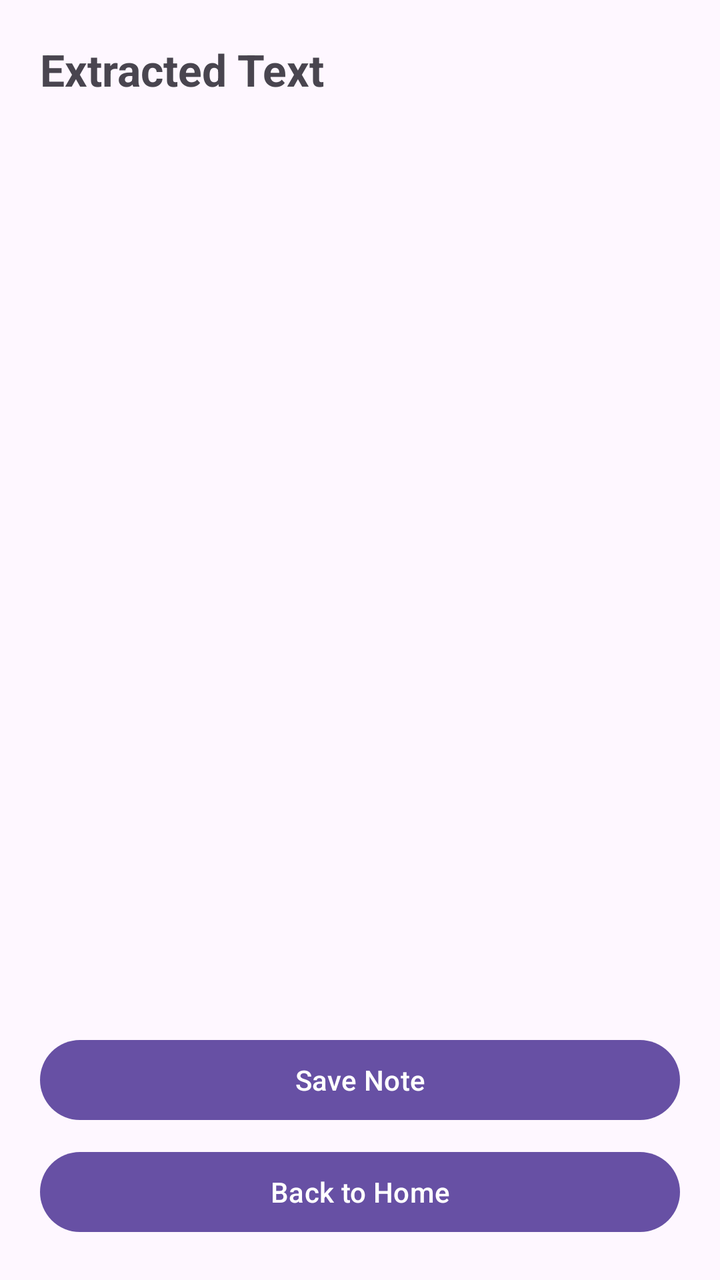
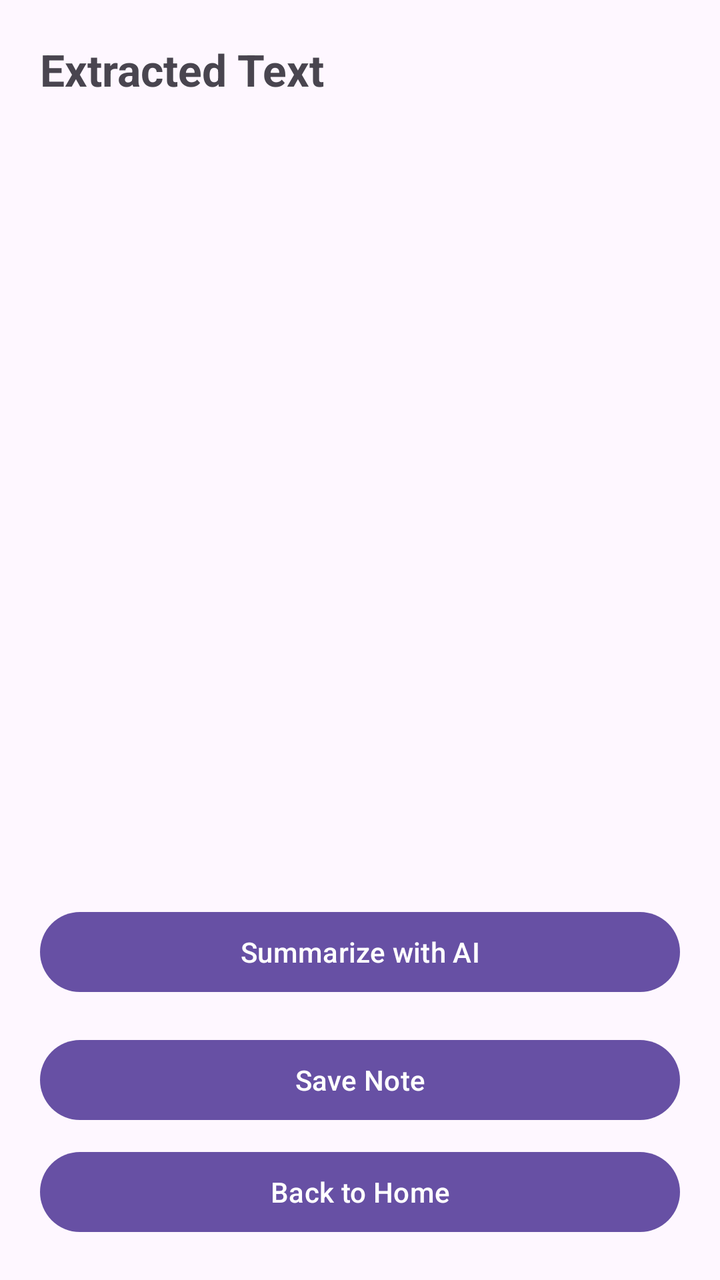

Screens rendered from an Android XML layout before and after an edit, with the pre-edit source and the edit as a unified diff.
<!-- AndroidManifest.xml: application theme Theme.Scanlern -->
<!-- res/layout/activity_result.xml -->
<?xml version="1.0" encoding="utf-8"?>
<LinearLayout xmlns:android="http://schemas.android.com/apk/res/android"
    xmlns:tools="http://schemas.android.com/tools"
    android:layout_width="match_parent"
    android:layout_height="match_parent"
    android:orientation="vertical"
    android:padding="20dp"
    tools:context=".ResultActivity">

    <TextView
        android:layout_width="wrap_content"
        android:layout_height="wrap_content"
        android:text="Extracted Text"
        android:textSize="22sp"
        android:textStyle="bold"
        android:layout_marginBottom="16dp" />

    <ScrollView
        android:layout_width="match_parent"
        android:layout_height="0dp"
        android:layout_weight="1">

        <TextView
            android:id="@+id/tvExtractedText"
            android:layout_width="match_parent"
            android:layout_height="wrap_content"
            android:text=""
            android:textSize="16sp" />

    </ScrollView>

    <Button
        android:id="@+id/btnSave"
        android:layout_width="match_parent"
        android:layout_height="wrap_content"
        android:layout_marginTop="16dp"
        android:text="Save Note" />

    <Button
        android:id="@+id/btnBack"
        android:layout_width="match_parent"
        android:layout_height="wrap_content"
        android:layout_marginTop="8dp"
        android:text="Back to Home" />

</LinearLayout>
<!-- resources referenced by this layout -->
<resources>
  <style name="Theme.Scanlern" parent="Base.Theme.Scanlern" />
  <style name="Base.Theme.Scanlern" parent="Theme.Material3.DayNight.NoActionBar">
          
          
      </style>
</resources>

<!-- the commit's change to res/layout/activity_result.xml (unified diff, before → after) -->
@@ -29,6 +29,21 @@
 
     </ScrollView>
 
+    <ProgressBar
+        android:id="@+id/progressBar"
+        android:layout_width="wrap_content"
+        android:layout_height="wrap_content"
+        android:layout_gravity="center"
+        android:visibility="gone"
+        android:layout_marginTop="8dp" />
+
+    <Button
+        android:id="@+id/btnSummarize"
+        android:layout_width="match_parent"
+        android:layout_height="wrap_content"
+        android:layout_marginTop="16dp"
+        android:text="Summarize with AI" />
+
     <Button
         android:id="@+id/btnSave"
         android:layout_width="match_parent"
